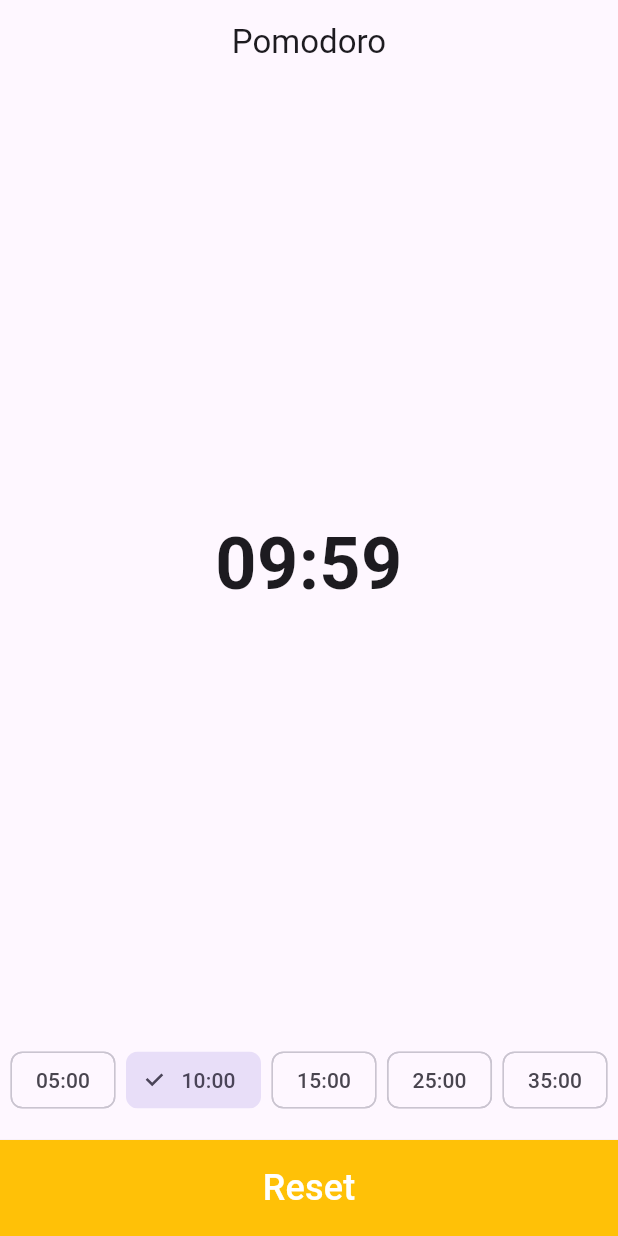
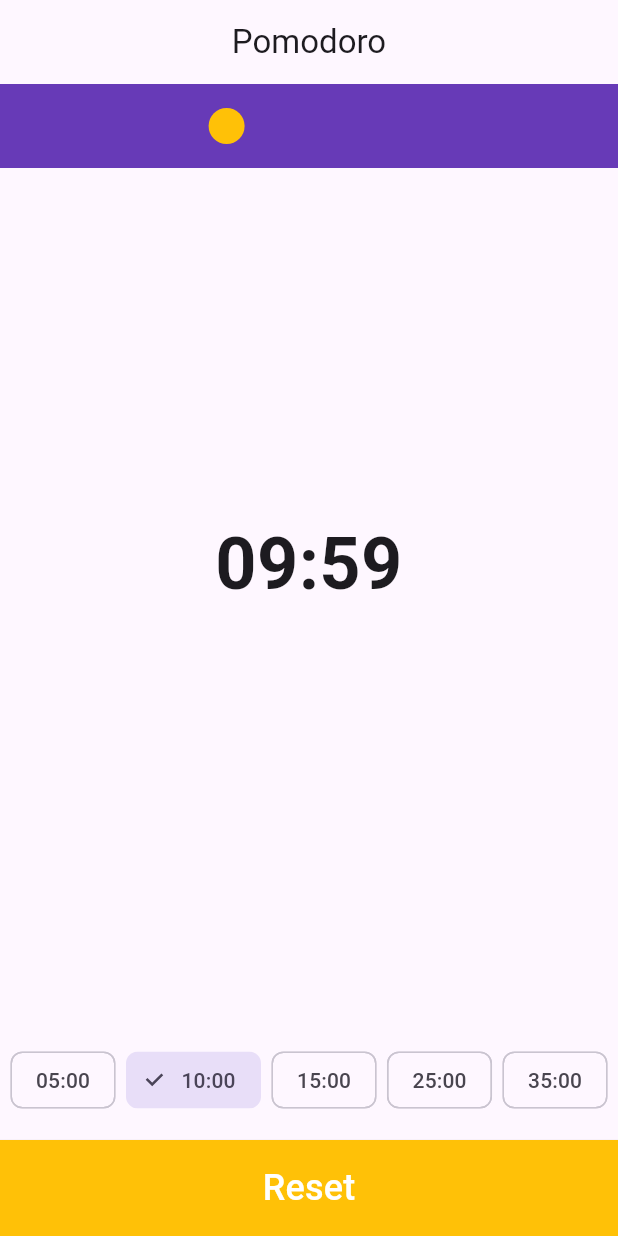
Before and after one commit to devhasanalhamed/playground, a Flutter app: the screen it shows after launch, item 2 of the bottom bar chosen, after a tap on "Start", on a phone screen of 412 x 824 dp. Run offline on Flutter 3.47's test engine with Material 3 defaults, Android fonts, the phone set to English and light mode, and no system bars; our stand-ins replace go_router, im_stepper, image_picker, syncfusion_flutter_calendar; missing offline and left inert: flutter_driver, image_compare, integration_test.

Commit message:
Update main.dart
add animation

```diff
--- a/lib/main.dart
+++ b/lib/main.dart
@@ -1,6 +1,13 @@
 import 'dart:async';
 
 import 'package:flutter/material.dart';
+
+// TODO: feature work
+// - add sound effects
+// - make more creative animation
+// - add custom time
+// - add application theme
+// - add user preferences
 
 void main() {
   runApp(const MyApp());
@@ -15,27 +22,40 @@ class MyApp extends StatefulWidget {
 
 const durations = [300, 600, 900, 1500, 2100]; // seconds
 
-class _MyAppState extends State<MyApp> {
+class _MyAppState extends State<MyApp> with SingleTickerProviderStateMixin {
   late Timer timer;
   late int t;
   late int time;
   bool _isActive = false;
 
+  late AnimationController animationController;
+  late Animation<double> animation;
+
   @override
   void initState() {
     t = durations[0];
     time = t;
+
+    animationController =
+        AnimationController(vsync: this, duration: Duration(seconds: 3));
+    animation = Tween<double>(
+      begin: -1,
+      end: 1,
+    ).animate(animationController);
+
+    animationController.stop();
     super.initState();
   }
 
   @override
   void dispose() {
     timer.cancel();
+    animationController.dispose();
     super.dispose();
   }
 
   bool get isActive {
-    if (time < t || _isActive) {
+    if (_isActive) {
       return true;
     }
     return false;
@@ -43,12 +63,14 @@ class _MyAppState extends State<MyApp> {
 
   start() {
     if (!isActive) {
+      animationController.repeat(reverse: true);
+
       setState(() {
         _isActive = true;
       });
       timer = Timer.periodic(Duration(seconds: 1), (_) {
         if (time <= 0) {
-          timer.cancel();
+          reset(t);
         } else {
           setState(() {
             time -= 1;
@@ -60,6 +82,8 @@ class _MyAppState extends State<MyApp> {
 
   reset(int duration) {
     if (isActive) {
+      animationController.stop();
+
       timer.cancel();
     }
     setState(() {
@@ -77,13 +101,16 @@ class _MyAppState extends State<MyApp> {
 
   @override
   Widget build(BuildContext context) {
+    final width = MediaQuery.of(context).size.width / 2;
     return MaterialApp(
       home: Scaffold(
         appBar: AppBar(
           title: Text('Pomodoro'),
           centerTitle: true,
         ),
-        body: Column(
+        body: Stack(
+          children: [
+            Column(
               crossAxisAlignment: CrossAxisAlignment.stretch,
               children: [
                 Expanded(
@@ -110,7 +137,7 @@ class _MyAppState extends State<MyApp> {
                             counter(e),
                           ),
                           selected: e == t,
-                      onSelected: (value) => reset(e),
+                          onSelected: (_) => reset(e),
                         ),
                       )
                       .toList(),
@@ -125,6 +152,28 @@ class _MyAppState extends State<MyApp> {
                     title: 'Reset',
                     onPressed: () => reset(t),
                     color: Colors.amber,
+                  ),
+              ],
+            ),
+            Container(
+              width: double.infinity,
+              padding: EdgeInsets.symmetric(vertical: 16.0),
+              color: Colors.deepPurple,
+              child: AnimatedBuilder(
+                animation: animationController,
+                builder: (context, child) => Transform(
+                  transform: Matrix4.identity()
+                    ..translate(animation.value * width),
+                  child: Container(
+                    width: 24.0,
+                    height: 24.0,
+                    decoration: BoxDecoration(
+                      color: Colors.amber,
+                      shape: BoxShape.circle,
+                    ),
+                  ),
+                ),
+              ),
             ),
           ],
         ),
```
Lines whose indentation alone changed are shown as unchanged.
